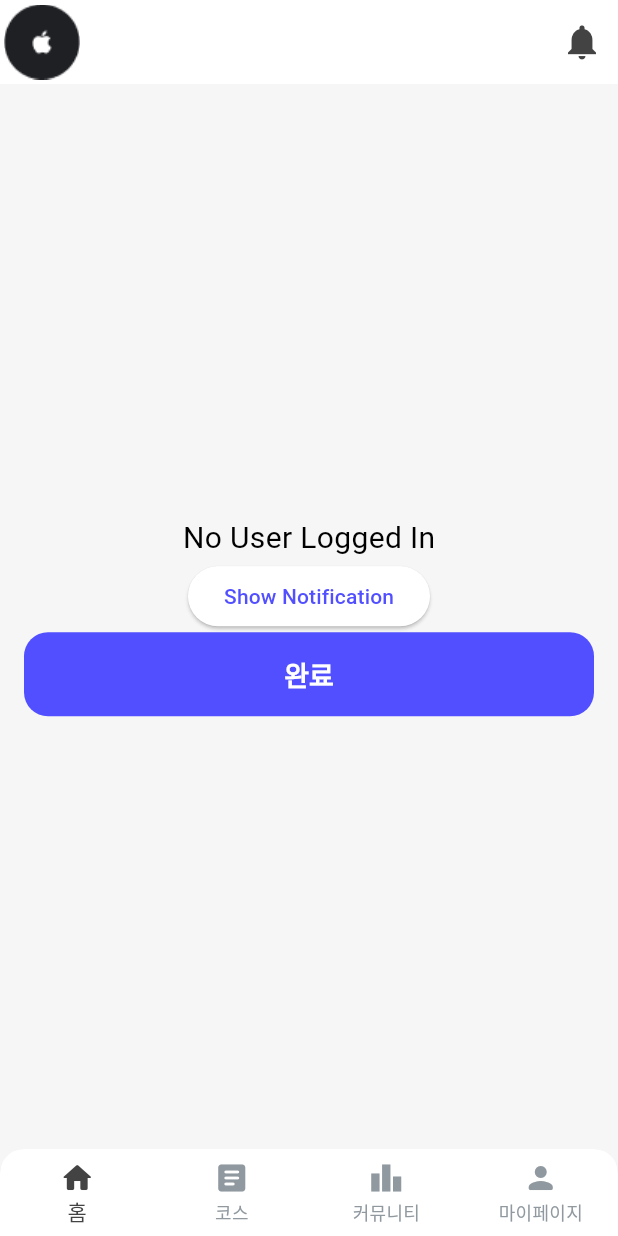
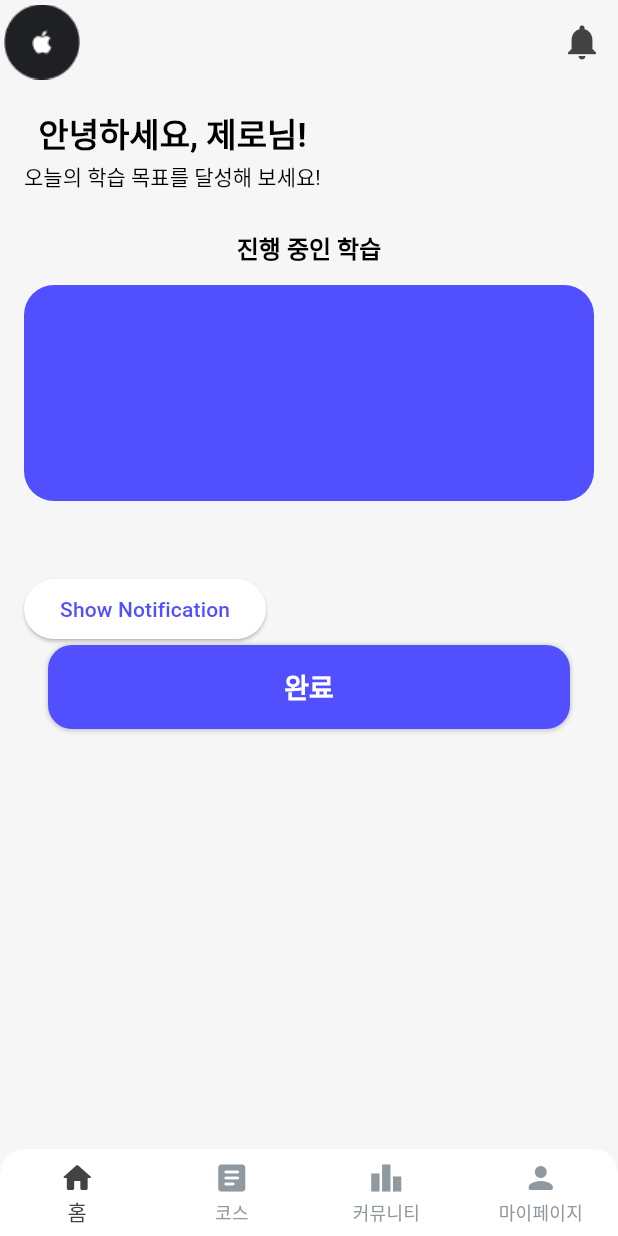
Before and after one commit to ChristineKangHee/Glang, a Flutter app: the screen it shows after launch, on a phone screen of 412 x 824 dp. Run offline on Flutter 3.47's test engine with Material 3 defaults, Android fonts, the phone set to English and light mode, and no system bars; our stand-ins replace easy_localization, firebase_auth, firebase_core, flutter_dotenv, flutter_local_notifications, flutter_riverpod and 2 more; accounts and stored records are empty; Roboto replaces fonts that are missing (Pretendard); project files that could hold a hidden picture were left out.

Commit message:
[Feat] theme 수정, home UI 시작, component 수정, course/section 수정 (2025.01.06)

```diff
--- a/lib/util/box_shadow_styles.dart
+++ b/lib/util/box_shadow_styles.dart
@@ -10,12 +10,12 @@ import '../../../../theme/theme.dart'; // theme.dart가 올바르게 임포트
 
 /*
 사용법:
-- boxShadow: BoxShadowStyles.style1(context), // 이렇게 정의된 그림자 스타일을 위젯에 적용할 수 있습니다.
+- boxShadow: BoxShadowStyles.shadow1(context), // 이렇게 정의된 그림자 스타일을 위젯에 적용할 수 있습니다.
 
 - 위젯의 decoration에서 사용 예시:
 decoration: BoxDecoration(
             color: Theme.of(context).colorScheme.primary, // 현재 테마의 primary 색상을 사용
-            boxShadow: BoxShadowStyles.style1(context), // 첫 번째 그림자 스타일을 적용
+            boxShadow: BoxShadowStyles.shadow1(context), // 첫 번째 그림자 스타일을 적용
           ),
  */
 
--- a/lib/view/components/custom_button.dart
+++ b/lib/view/components/custom_button.dart
@@ -7,6 +7,8 @@
 import 'package:flutter/material.dart';
 import 'package:readventure/theme/font.dart';
 import 'package:readventure/theme/theme.dart';
+
+import '../../util/box_shadow_styles.dart';
 
 /*
     사용 방법
@@ -26,7 +28,7 @@ import 'package:readventure/theme/theme.dart';
       ),
     ),
 
-    2. Primary Color 버튼
+    2. Primary20 Color 버튼
     Container(
       width: MediaQuery.of(context).size.width,
       child: ButtonPrimary20(
@@ -38,7 +40,7 @@ import 'package:readventure/theme/theme.dart';
         // 버튼 안에 들어갈 텍스트.
       ),
     ),
-
+    ------------------------- 이전 버전 코드 -------------------------
     3. 아이콘 있는 버튼
     Container(
       width: MediaQuery.of(context).size.width,
@@ -97,8 +99,10 @@ class ButtonPrimary extends StatelessWidget { //
           width: MediaQuery.of(context).size.width, //MediaQuery 를 통해서 버튼 넓이 설정해놓음.
           height: 56, // 버튼 높이
           decoration: BoxDecoration(
-              color: condition.contains("not null") ? Theme.of(context).colorScheme.primary : Colors.grey,
-              borderRadius: BorderRadius.circular(16)), // Button Edge 둥글게
+            color: condition.contains("not null") ? Theme.of(context).colorScheme.primary : Colors.grey,
+            borderRadius: BorderRadius.circular(16),
+            boxShadow: BoxShadowStyles.shadow1(context),
+          ), // Button Edge 둥글게
           child: Center(
             child: Padding(
               padding: const EdgeInsets.all(12.0),
@@ -143,8 +147,9 @@ class ButtonPrimary20 extends StatelessWidget { //
           width: MediaQuery.of(context).size.width, //MediaQuery 를 통해서 버튼 넓이 설정해놓음.
           height: 56, // 버튼 높이
           decoration: BoxDecoration(
-              color: condition.contains("not null") ? Theme.of(context).colorScheme.primary : Colors.grey,
-              borderRadius: BorderRadius.circular(16)), // Button Edge 둥글게
+            color: condition.contains("not null") ? Theme.of(context).colorScheme.primary : Colors.grey,
+            borderRadius: BorderRadius.circular(16),
+          ),
           child: Center(
             child: Padding(
               padding: const EdgeInsets.all(12.0),
--- a/lib/view/course/section.dart
+++ b/lib/view/course/section.dart
@@ -203,6 +203,7 @@ class Section extends StatelessWidget {
                 child: ElevatedButton(
                   onPressed: () => _showPopup(context, i, customColors),
                   style: ElevatedButton.styleFrom(
+                    overlayColor: _getButtonState(i, customColors).backgroundColor,
                     backgroundColor: _getButtonState(i, customColors).backgroundColor,
                     fixedSize: const Size(80, 80), // Keep size fixed
                     elevation: 0,
--- a/lib/view/home/home.dart
+++ b/lib/view/home/home.dart
@@ -10,7 +10,8 @@ import 'package:flutter_riverpod/flutter_riverpod.dart';
 import 'package:readventure/view/components/custom_navigation_bar.dart';
 import 'package:readventure/viewmodel/app_state_controller.dart';
 import 'package:readventure/viewmodel/theme_controller.dart';
-
+import 'package:readventure/theme/theme.dart';
+import 'package:readventure/theme/font.dart';
 import '../../viewmodel/custom_colors_provider.dart';
 import '../../viewmodel/notification_controller.dart';
 import '../components/custom_app_bar.dart';
@@ -23,18 +24,58 @@ class MyHomePage extends ConsumerWidget { // ConsumerWidget으로 변경
   Widget build(BuildContext context, WidgetRef ref) {
     final appState = ref.watch(appStateProvider); // 사용자 상태
     final customColors = ref.watch(customColorsProvider); // CustomColors 가져오기
+    var screenWidth = MediaQuery.of(context).size.width;
+    var screenHeight = MediaQuery.of(context).size.height;
+    final name = "제로";
 
     return Scaffold(
       backgroundColor: customColors.neutral90,
       appBar: CustomAppBar_Logo(),
-      body: Center(
+      body: SafeArea(
+        child: SingleChildScrollView(
+          child: Padding(
+            padding: const EdgeInsets.all(16.0),
             child: Column(
-          mainAxisAlignment: MainAxisAlignment.center,
+              mainAxisAlignment: MainAxisAlignment.start,
+              crossAxisAlignment: CrossAxisAlignment.start,
               children: [
-            Text(
-              appState?.email ?? 'No User Logged In', // 사용자 이메일 표시
-              style: const TextStyle(fontSize: 20),
+                Column( // 나중에 섹션 분리할 것
+                  children: [
+                    Text("안녕하세요, $name님!", style: heading_medium(context),),
+                    Text("오늘의 학습 목표를 달성해 보세요!", style: body_xsmall(context),),
+                  ],
                 ),
+                SizedBox(height: 24,),
+                Column(
+                  children: [
+                    Text("진행 중인 학습", style: body_small_semi(context),),
+                    SizedBox(height: 12,),
+                    Container(
+                      width: screenWidth,
+                      height: 144,
+                      decoration: BoxDecoration(
+                        borderRadius: BorderRadius.circular(20),
+                        color: customColors.primary
+                      ),
+                      child: Padding(
+                        padding: EdgeInsets.all(20),
+
+                      ),
+                    )
+                  ],
+                ),
+
+
+
+                SizedBox(height: 24,),
+
+
+                SizedBox(height: 24,),
+
+
+
+
+
                 ElevatedButton(
                   onPressed: showNotification,
                   child: Text('Show Notification'),
@@ -53,6 +94,8 @@ class MyHomePage extends ConsumerWidget { // ConsumerWidget으로 변경
               ],
             ),
           ),
+        ),
+      ),
       bottomNavigationBar: const CustomNavigationBar(), // 네비게이션 바
     );
   }
--- a/lib/view/util/box_shadow_styles.dart
+++ /dev/null
@@ -1 +0,0 @@
-// TODO Implement this library.
```
Also changed, not shown: lib/theme/theme.dart (+4 -4 lines), lib/view/components/custom_app_bar.dart (+8 -8 lines), lib/view/components/custom_learning_card.dart (added, +156 -0 lines). Lines whose indentation alone changed are shown as unchanged.
